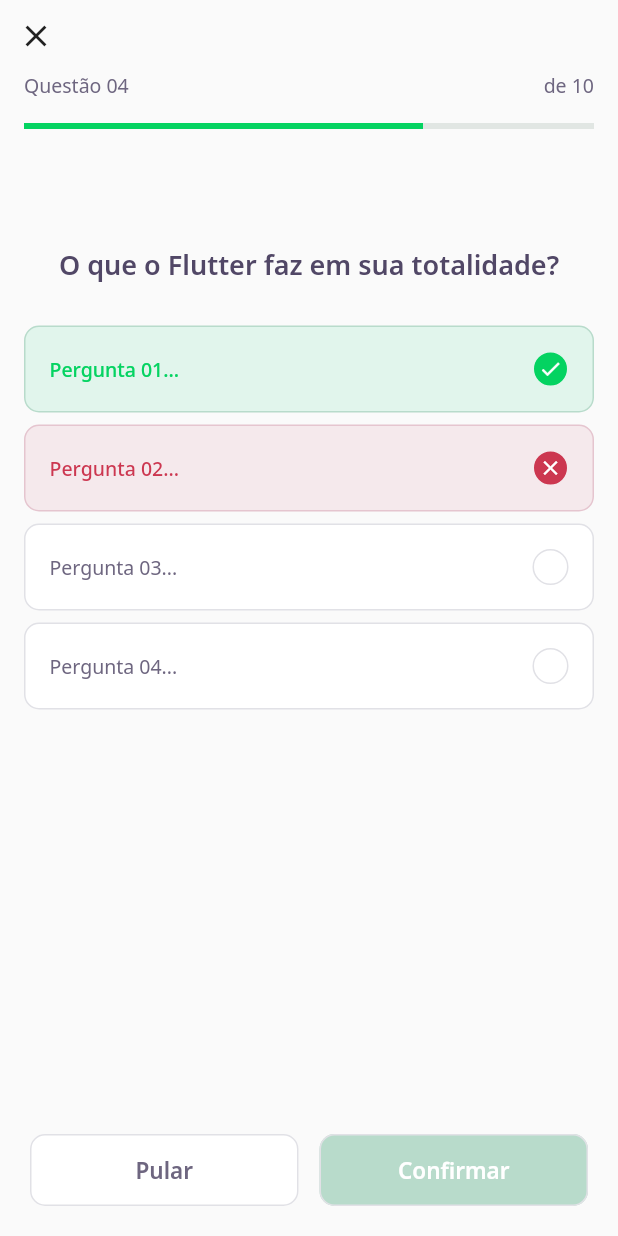
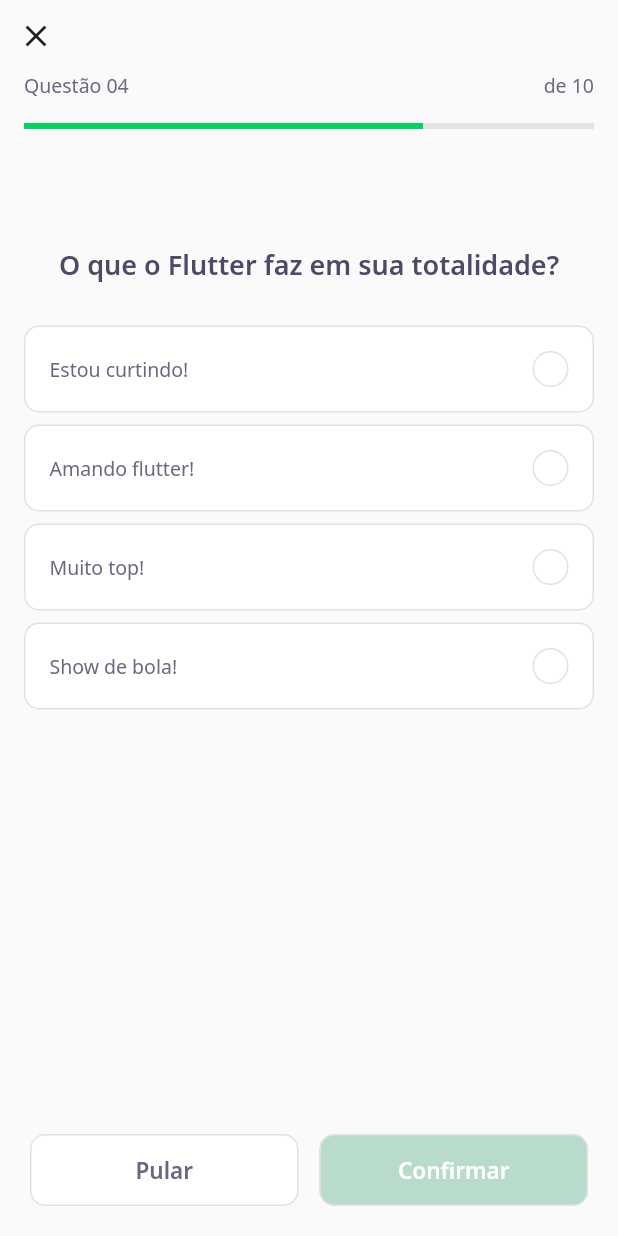
Before and after one commit to Andersonlimahw/flutter-rocketseat-devquiz, a Flutter app: the screen it shows after launch, after a tap on "Gerenciamento de estado", on a phone screen of 412 x 824 dp. Run offline on Flutter 3.47's test engine with Material 2 defaults, Android fonts, the phone set to English and light mode, and no system bars; our stand-ins replace google_fonts; network calls fail.

Commit message:
Adding : Navigation params

```diff
--- a/lib/challange/challange_page.dart
+++ b/lib/challange/challange_page.dart
@@ -1,17 +1,25 @@
+import 'package:flutter/material.dart';
+
 import 'package:DevQuiz/challange/widgets/question_indicator/question_indicator_widget.dart';
 import 'package:DevQuiz/challange/widgets/quiz/quiz_widtget.dart';
-import 'package:flutter/material.dart';
+import 'package:DevQuiz/shared/models/question_model.dart';
 
 import 'widgets/next_button/next_button_widget.dart';
 
 class ChallangePage extends StatefulWidget {
-  const ChallangePage({Key? key}) : super(key: key);
+  final List<QuestionModel> questions;
+
+  const ChallangePage({
+    Key? key,
+    required this.questions,
+  }) : super(key: key);
 
   @override
   _ChallangePageState createState() => _ChallangePageState();
 }
 
 class _ChallangePageState extends State<ChallangePage> {
+
   @override
   Widget build(BuildContext context) {
     return Scaffold(
@@ -34,7 +42,9 @@ class _ChallangePageState extends State<ChallangePage> {
           )
         ),
       ),
-      body: QuizWidget(title: "O que o Flutter faz em sua totalidade?"),
+      body: QuizWidget(
+        title: "O que o Flutter faz em sua totalidade?",
+        question: widget.questions[0],),
       bottomNavigationBar: SafeArea(
         bottom: true,
         child: Padding(
--- a/lib/challange/widgets/quiz/quiz_widtget.dart
+++ b/lib/challange/widgets/quiz/quiz_widtget.dart
@@ -1,10 +1,17 @@
+import 'package:flutter/material.dart';
+
 import 'package:DevQuiz/challange/widgets/answer/answer_widget.dart';
 import 'package:DevQuiz/core/app_text_styles.dart';
-import 'package:flutter/material.dart';
+import 'package:DevQuiz/shared/models/question_model.dart';
 
 class QuizWidget extends StatelessWidget {
   final String title;
-  const QuizWidget({ Key? key, required this.title }) : super(key: key);
+  final QuestionModel question;
+  const QuizWidget({
+    Key? key,
+    required this.title,
+    required this.question,
+  }) : super(key: key);
 
   @override
   Widget build(BuildContext context) {
@@ -19,10 +26,9 @@ class QuizWidget extends StatelessWidget {
           SizedBox(
             height: 24,
           ),
-          AnswerWidget(title: "Pergunta 01...", isRight: true, isSelected: true),
-          AnswerWidget(title: "Pergunta 02...", isRight: false, isSelected: true),
-          AnswerWidget(title: "Pergunta 03..."),
-          AnswerWidget(title: "Pergunta 04..."),
+          ...question.answers.map((e) =>
+            AnswerWidget(title: e.title,)
+          )
         ],
       ),
     );
--- a/lib/home/home_page.dart
+++ b/lib/home/home_page.dart
@@ -75,7 +75,10 @@ class _HomePageState extends State<HomePage> {
                                 Navigator.push(
                                     context,
                                     MaterialPageRoute(
-                                      builder: (context) => ChallangePage(),
+                                      builder: (context) =>
+                                      ChallangePage(
+                                        questions: e.questions
+                                      ),
                                     ));
                               },
                               completed:
```
